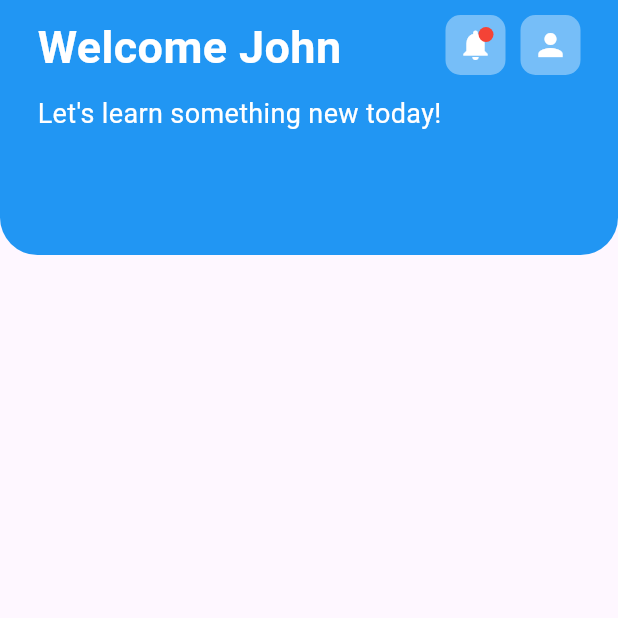
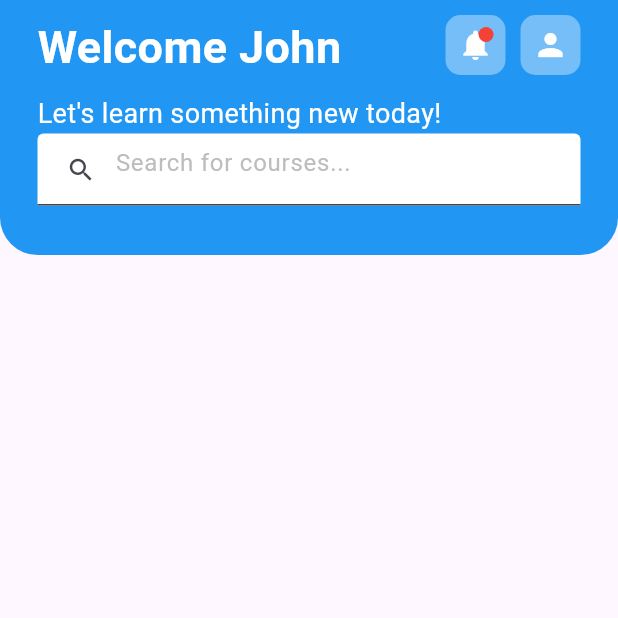
Before and after one commit to adogbeji/FlutterElearningAppPrototype, a Flutter app: the CourseHomeScreen screen opened by its route, on a phone screen of 412 x 824 dp, the top half of it. Run offline on Flutter 3.47's test engine with Material 3 defaults, Android fonts, the phone set to English and light mode, and no system bars.

Commit message:
Start building search bar in course home screen header

```diff
--- a/lib/views/home/course_home_screen.dart
+++ b/lib/views/home/course_home_screen.dart
@@ -1,6 +1,7 @@
 import 'package:flutter/material.dart';
 
 import 'package:elearning_app_prototype/views/home/widgets/course_header.dart';
+import 'package:elearning_app_prototype/views/home/widgets/course_search.dart';
 
 class CourseHomeScreen extends StatelessWidget {
   const CourseHomeScreen({super.key});
@@ -25,6 +26,7 @@ class CourseHomeScreen extends StatelessWidget {
                 child: Column(
                   children: [
                     CourseHeader(),
+                    CourseSearch(),
                   ],
                 ),
               ),
--- /dev/null
+++ b/lib/views/home/widgets/course_search.dart
@@ -0,0 +1,21 @@
+import 'package:flutter/material.dart';
+
+class CourseSearch extends StatelessWidget {
+  const CourseSearch({super.key});
+
+  @override
+  Widget build(BuildContext context) {
+    return TextField(
+      decoration: InputDecoration(
+        hintText: 'Search for courses...',
+        hintStyle: TextStyle(color: Colors.grey.shade400),
+        prefixIcon: const Padding(
+          padding: EdgeInsets.only(left: 10,),
+          child: Icon(Icons.search, size: 20,),
+        ),
+        fillColor: Colors.white,
+        filled: true,
+      ),
+    );
+  }
+}
```
